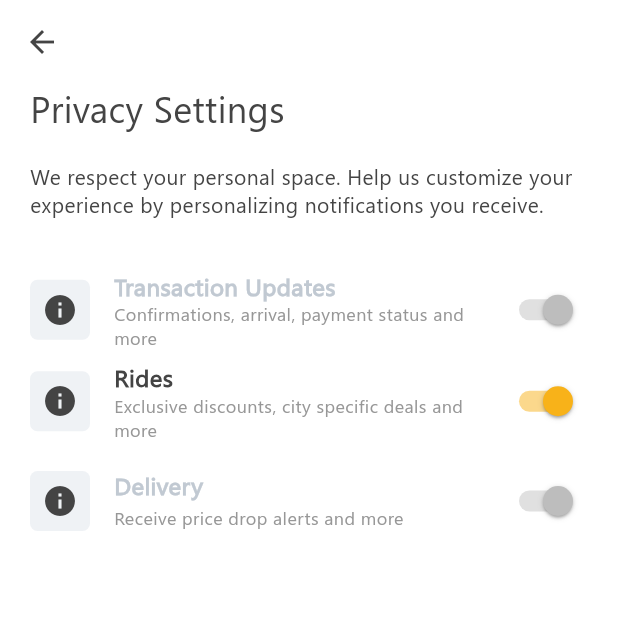
After one commit to BekaHaile/Taxiye-Driver-Flutter, a Flutter app: the PrivacySettingsPage screen opened by its route, on a phone screen of 412 x 824 dp, the top half of it. The commit adds this screen. Run offline on Flutter 3.47's test engine with Material 2 defaults, Android fonts, the phone set to English and light mode, and no system bars; our stand-ins replace dio, flutter_dotenv, flutter_svg, flutter_widget_from_html, freezed_annotation, get and 5 more; accounts and stored records are empty.

Commit message:
Worked on app_settings_page

```diff
--- a/lib/core/enums/common_enums.dart
+++ b/lib/core/enums/common_enums.dart
@@ -11,3 +11,74 @@ enum Status {
   success,
   error,
 }
+
+enum SuccessFlags {
+  basicSuccess,
+  login,
+  signUp,
+  verify,
+  updateProfile,
+  findDriver,
+  requestRide,
+  rideAccepted,
+  rideStarted,
+  rideEnd,
+  cancelRide,
+  driverCancelRide,
+  driversBusy,
+  rateDriver,
+  fetchWalletBalance,
+  getTransactionHistory,
+  transfer,
+  reloadProfile,
+  getSavedPlaces,
+  addNewPlace,
+  driverLocation,
+  rideHistory,
+  emergencyContacts,
+  logout,
+  dummy
+}
+
+extension SuccessFlagsExtension on SuccessFlags {
+  static const Map<SuccessFlags, int> successCodes = {
+    SuccessFlags.basicSuccess: 143,
+    SuccessFlags.login: 407,
+    SuccessFlags.signUp: 143,
+    SuccessFlags.verify: 407,
+    SuccessFlags.updateProfile: 416,
+    SuccessFlags.findDriver: 175,
+    SuccessFlags.requestRide: 105,
+    SuccessFlags.rideAccepted: 5,
+    SuccessFlags.rideStarted: 3,
+    SuccessFlags.rideEnd: 4,
+    SuccessFlags.cancelRide: 118,
+    SuccessFlags.driverCancelRide: 7,
+    SuccessFlags.driversBusy: 8,
+    SuccessFlags.rateDriver: 143,
+    SuccessFlags.dummy: -1,
+    SuccessFlags.fetchWalletBalance: 143,
+    SuccessFlags.getTransactionHistory: 423,
+    SuccessFlags.transfer: 143,
+    SuccessFlags.reloadProfile: 416,
+    SuccessFlags.getSavedPlaces: 143,
+    SuccessFlags.addNewPlace: 143,
+    SuccessFlags.driverLocation: 117,
+    SuccessFlags.rideHistory: 173,
+    SuccessFlags.emergencyContacts: 450,
+    SuccessFlags.logout: 409,
+  };
+
+  int get successCode => successCodes[this]!;
+
+  static SuccessFlags getsuccessKey(int successCode) {
+    try {
+      return successCodes.entries
+          .firstWhere((element) => element.value == successCode)
+          .key;
+    } catch (error) {
+      print('successFlag error: $error');
+      return SuccessFlags.dummy;
+    }
+  }
+}
--- a/lib/shared/routes/app_pages.dart
+++ b/lib/shared/routes/app_pages.dart
@@ -7,6 +7,8 @@ import 'package:taxiye_driver/ui/pages/introduction/language_page.dart';
 import 'package:taxiye_driver/ui/pages/introduction/splash_page.dart';
 import 'package:taxiye_driver/ui/pages/legals/legal_detail_page.dart';
 import 'package:taxiye_driver/ui/pages/legals/legals_page.dart';
+import 'package:taxiye_driver/ui/pages/settings/privacy_setting_page.dart';
+import 'package:taxiye_driver/ui/pages/settings/settings_page.dart';
 
 part 'app_routes.dart';
 
@@ -38,6 +40,17 @@ abstract class AppPages {
       page: () => const VerifyPage(),
     ),
 
+    // Settings pages
+    GetPage(
+      name: Routes.settings,
+      page: () => const SettingsPage(),
+    ),
+
+    GetPage(
+      name: Routes.privacySettings,
+      page: () => const PrivacySettingsPage(),
+    ),
+
     // Legals Pages
     GetPage(
       name: Routes.legals,
--- a/lib/shared/routes/app_routes.dart
+++ b/lib/shared/routes/app_routes.dart
@@ -10,6 +10,10 @@ abstract class Routes {
   static const auth = '/auth';
   static const verify = '/verify';
 
+  // Settings routes
+  static const settings = '/settings';
+  static const privacySettings = '/privacySettings';
+
   // Legals routes
   static const legals = '/legals';
   static const legalDetails = '/legalDetails';
--- a/lib/shared/translations/en_us_translation.dart
+++ b/lib/shared/translations/en_us_translation.dart
@@ -45,4 +45,36 @@ final Map<String, String> enUs = {
   'privacy_info': 'See how we use your data',
   'about_us': 'About Us',
   'know_us': 'Know us a little better',
+
+
+  // app settings strings
+  'app_settings': 'App Settings',
+
+  'sound_voice': 'Sound & Voice',
+  'customize_sounds': 'Customize app sounds and more',
+  'navigation': 'Navigation',
+  'google_maps': 'Google Maps',
+
+  'night_mode': 'Night Mode',
+  'night_mode_info': 'Enable or disable night mode',
+  'follow_my_ride': 'Follow My Ride',
+  'follow_my_ride_info': 'Easily share trips with family & friends',
+
+  'language': 'Language',
+  'english': 'English',
+  'customize_privacy': 'Customize what you share with us',
+
+  'privacy_settings_detail':
+  'We respect your personal space. Help us customize your experience by personalizing notifications you receive.',
+
+
+  // privacy settings strings
+  'privacy_settings': 'Privacy Settings',
+  'transaction_updates': 'Transaction Updates',
+  'transaction_updates_info': 'Confirmations, arrival, payment status and more',
+  'rides': 'Rides',
+  'rides_info': 'Exclusive discounts, city specific deals and more',
+  'delivery': 'Delivery',
+  'delivery_info': 'Receive price drop alerts and more',
+
 };
--- a/lib/ui/bindings/init_binding.dart
+++ b/lib/ui/bindings/init_binding.dart
@@ -2,9 +2,11 @@ import 'package:dio/dio.dart';
 import 'package:get/get.dart';
 import 'package:taxiye_driver/core/adapters/repository_adapter.dart';
 import 'package:taxiye_driver/core/repository.dart';
+import 'package:taxiye_driver/core/repository/profile_repository.dart';
 import 'package:taxiye_driver/core/services/api/api_client.dart';
 import 'package:taxiye_driver/ui/controllers/auth_controller.dart';
 import 'package:taxiye_driver/ui/controllers/legals_controller.dart';
+import 'package:taxiye_driver/ui/controllers/settings_controller.dart';
 
 class InitBinding extends Bindings {
   @override
@@ -16,6 +18,10 @@ class InitBinding extends Bindings {
       () => AuthRepository(apiClient: Get.find()),
       fenix: true,
     );
+    Get.lazyPut<IProfileRepository>(
+            () => ProfileRepository(apiClient: Get.find()),
+        fenix: true);
+    Get.lazyPut(() => SettingsController(repository: Get.find()), fenix: true);
     Get.lazyPut(() => LegalsController(repository: Get.find()), fenix: true);
   }
 }
--- a/lib/ui/controllers/auth_controller.dart
+++ b/lib/ui/controllers/auth_controller.dart
@@ -1,14 +1,22 @@
 import 'dart:async';
+import 'dart:convert';
 import 'dart:io';
 
+import 'package:crypto/crypto.dart';
 import 'package:get/get.dart';
+import 'package:get_storage/get_storage.dart';
 import 'package:taxiye_driver/core/adapters/repository_adapter.dart';
 import 'package:taxiye_driver/core/models/common_models.dart';
+import 'package:taxiye_driver/core/models/freezed_models.dart';
 import 'package:taxiye_driver/utils/constants.dart';
 
 class AuthController extends GetxController {
   final IAuthRepository repository;
   AuthController({required this.repository});
+
+  final _user = User('').obs;
+  get user => _user.value;
+  set user(value) => _user.value = value;
 
   // phone_input_form info
   Country country = kCountries.first;
@@ -21,6 +29,8 @@ class AuthController extends GetxController {
   final _resendCounter = 0.obs;
   get resendCounter => _resendCounter.value;
   set resendCounter(value) => _resendCounter.value = value;
+
+  final GetStorage _storage = GetStorage();
 
   signup() async {
     // TODO: sign-up for driver implementation
@@ -48,4 +58,16 @@ class AuthController extends GetxController {
   resendCode() {
     // TODO: resend code for driver implementation
   }
+
+  persistUser(User user) {
+    _storage.write('user', json.encode(user));
+    if (user.authKey != null) {
+      _storage.write('accessToken', _hashAccessToken(user.authKey!));
+    }
+  }
+
+  String _hashAccessToken(String authKey) {
+    String authSecret = authKey + kAuthKeyPart;
+    return sha256.convert(utf8.encode(authSecret)).toString();
+  }
 }
--- /dev/null
+++ b/lib/ui/controllers/settings_controller.dart
@@ -0,0 +1,119 @@
+import 'dart:developer';
+
+import 'package:flutter/material.dart';
+import 'package:get/get.dart';
+import 'package:get_storage/get_storage.dart';
+import 'package:taxiye_driver/core/adapters/repository_adapter.dart';
+import 'package:taxiye_driver/core/enums/common_enums.dart';
+import 'package:taxiye_driver/core/models/common_models.dart';
+import 'package:taxiye_driver/ui/controllers/auth_controller.dart';
+import 'package:taxiye_driver/utils/constants.dart';
+import 'package:taxiye_driver/utils/functions.dart';
+
+class SettingsController extends GetxController {
+  final IProfileRepository repository;
+
+  SettingsController({required this.repository});
+
+  AuthController authController = Get.find();
+  final status = Status.success.obs;
+
+  final _settingOptions = List<Option>.empty(growable: true).obs;
+  get settingOptions => _settingOptions.value;
+  set settingOptions(value) => _settingOptions.assignAll(value);
+
+  final _privacyOptions = List<Option>.empty(growable: true).obs;
+  get privacyOptions => _privacyOptions.value;
+  set privacyOptions(value) => _privacyOptions.assignAll(value);
+
+  final GetStorage _storage = GetStorage();
+
+  @override
+  void onInit() {
+    super.onInit();
+    _setSettingOptions();
+    _setPrivacyOptions();
+  }
+
+  updateLanguage(Map<String, dynamic> languagePayload) async {
+    status(Status.loading);
+    repository.updateUser(null, languagePayload).then(
+          (data) {
+        if (data.flag == SuccessFlags.updateProfile.successCode) {
+          if (languagePayload.containsKey('locale')) {
+            String locale = languagePayload['locale'];
+            Get.updateLocale(Locale(locale));
+            reloadProfile();
+          }
+          status(Status.success);
+        } else {
+          print(data.erorr);
+          toast('error', data.erorr ?? 'api_error'.tr);
+          status(Status.error);
+        }
+      },
+      onError: (err) {
+        print("$err");
+        status(Status.error);
+      },
+    );
+  }
+
+  _setSettingOptions() {
+    settingOptions = [
+      // Option(title: 'sound_voice', subtitle: 'customize_sounds'),
+      // Option(title: 'navigation', subtitle: 'google_maps'),
+      Option(
+          title: 'night_mode', subtitle: 'night_mode_info', toggleValue: false),
+      // Option(title: 'follow_my_ride', subtitle: 'follow_my_ride_info'),
+      Option(
+          title: 'language',
+          subtitle: kLanguages
+              .firstWhere(
+                  (language) => language.code == authController.user.locale,
+              orElse: () => kLanguages.first)
+              .name),
+      Option(title: 'privacy_settings', subtitle: 'customize_privacy'),
+    ];
+  }
+
+  _setPrivacyOptions() {
+    privacyOptions = [
+      Option(
+          title: 'transaction_updates',
+          subtitle: 'transaction_updates_info',
+          isActive: false,
+          toggleValue: true),
+      Option(title: 'rides', subtitle: 'rides_info', toggleValue: true),
+      Option(
+          title: 'delivery',
+          subtitle: 'delivery_info',
+          isActive: false,
+          toggleValue: true),
+    ];
+  }
+
+  setNotificationsPreferences(String title, bool value) {
+    // persist notification preferences
+    _storage.write(title, value);
+  }
+
+  reloadProfile() {
+    status(Status.loading);
+    repository.reloadProfile().then((profileResponse) {
+      if (profileResponse.flag == SuccessFlags.reloadProfile.successCode) {
+        log('reload profile here $profileResponse');
+        status(Status.success);
+        authController.user = profileResponse;
+        authController.persistUser(profileResponse);
+        _setSettingOptions();
+      } else {
+        print(profileResponse.erorr ?? '');
+        status(Status.error);
+      }
+    }, onError: (error) {
+      status(Status.error);
+      print('reload profile error: $error');
+    });
+  }
+}
--- /dev/null
+++ b/lib/ui/pages/settings/privacy_setting_page.dart
@@ -0,0 +1,73 @@
+import 'package:flutter/material.dart';
+import 'package:get/get.dart';
+import 'package:get/get_utils/src/extensions/internacionalization.dart';
+import 'package:taxiye_driver/core/models/common_models.dart';
+import 'package:taxiye_driver/shared/theme/app_theme.dart';
+import 'package:taxiye_driver/ui/controllers/settings_controller.dart';
+import 'package:taxiye_driver/ui/pages/common/option_tiles.dart';
+import 'package:taxiye_driver/ui/widgets/white_appbar.dart';
+import 'package:taxiye_driver/utils/constants.dart';
+
+class PrivacySettingsPage extends GetView<SettingsController> {
+  const PrivacySettingsPage({Key? key}) : super(key: key);
+
+  @override
+  Widget build(BuildContext context) {
+    return Scaffold(
+      appBar: const WhiteAppBar(),
+      body: SingleChildScrollView(
+        physics: const BouncingScrollPhysics(),
+        padding: const EdgeInsets.symmetric(horizontal: kPagePadding),
+        child: Column(
+          crossAxisAlignment: CrossAxisAlignment.start,
+          children: [
+            Text(
+              'privacy_settings'.tr,
+              style: AppTheme.body.copyWith(fontSize: 24.0),
+            ),
+            const SizedBox(height: 20.0),
+            Text(
+              'privacy_settings_detail'.tr,
+              style: AppTheme.body,
+            ),
+            const SizedBox(height: 30.0),
+            Obx(() => ListView.builder(
+              shrinkWrap: true,
+              physics: const BouncingScrollPhysics(),
+              itemBuilder: (context, index) {
+                final Option option = controller.privacyOptions[index];
+                return OptionTile(
+                  option: option,
+                  toggleColor: AppTheme.primaryColor,
+                  isActive: option.isActive,
+                  onTap: () {},
+                  onToggle: (value) {
+                    switch (option.title) {
+                      case 'transaction_updates':
+                      // Todo: disable transaction update notifcations
+                        controller.setNotificationsPreferences(
+                            'showTransactionNotifications', value);
+                        break;
+                      case 'rides':
+                      // disable showing rides notifications
+                        controller.setNotificationsPreferences(
+                            'showRideNotifications', value);
+                        break;
+                      case 'delivery':
+                      // disable showing delivery notifications
+                        controller.setNotificationsPreferences(
+                            'showDeliveryNotifications', value);
+                        break;
+                      default:
+                    }
+                  },
+                );
+              },
+              itemCount: controller.privacyOptions.length,
+            )),
+          ],
+        ),
+      ),
+    );
+  }
+}
--- a/pubspec.yaml
+++ b/pubspec.yaml
@@ -41,6 +41,9 @@ dependencies:
   # For network requests
   dio: ^4.0.0
 
+  # Mime library for multipart media types
+  mime: ^1.0.1
+
   # For storing environment variables
   flutter_dotenv: ^5.0.2
 
@@ -62,6 +65,8 @@ dependencies:
 
   # progress hud with null safety support
   modal_progress_hud_nsn: ^0.1.0-nullsafety-1
+  # For hashing values
+  crypto: ^3.0.1
 
   # for showing html elements
   # flutter_html: ^2.1.5
```
Also changed, not shown: lib/core/adapters/repository_adapter.dart (+13 -0 lines), lib/core/models/freezed_models.dart (+92 -0 lines), lib/core/repository/profile_repository.dart (added, +94 -0 lines), lib/core/services/api/api_client.dart (+52 -1 lines), lib/ui/pages/settings/settings_page.dart (added, +80 -0 lines), lib/core/models/freezed_models.freezed.dart, lib/core/models/freezed_models.g.dart.
